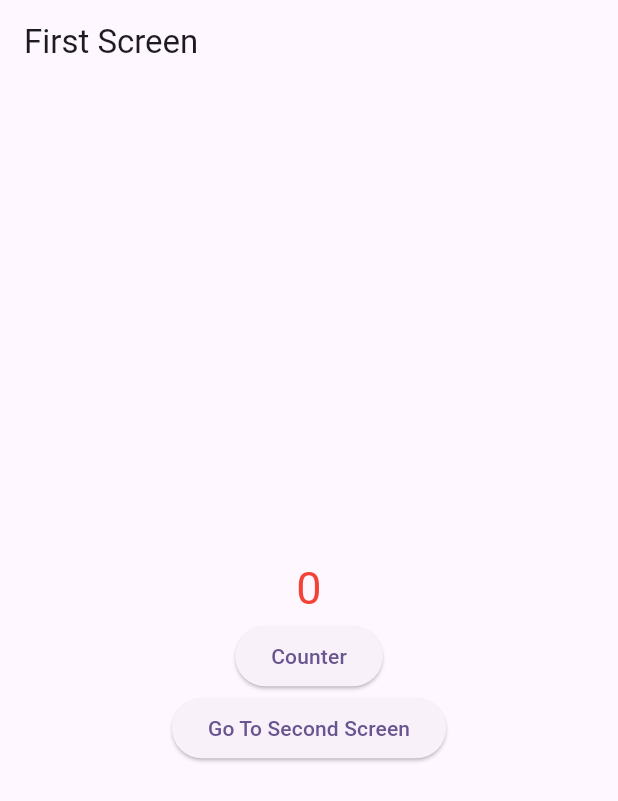
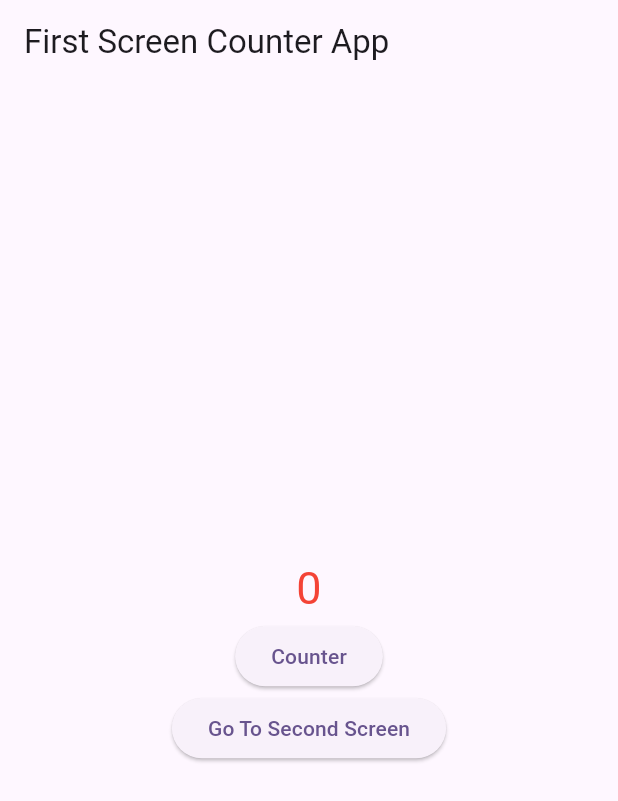
Before and after one commit to Rvirus573/psm, a Flutter app: the screen it shows after launch, on a phone screen of 412 x 824 dp. Shown: the top 801 px of the screen. Run offline on Flutter 3.47's test engine with Material 2 defaults, Android fonts, the phone set to English and light mode, and no system bars.

Commit message:
2nd commit

```diff
--- a/psm/lib/first_screen.dart
+++ b/psm/lib/first_screen.dart
@@ -14,7 +14,7 @@ class FirstScreen extends StatelessWidget {
     final counterProvider = Provider.of<Counter>(context);
     return Scaffold(
       appBar: AppBar(
-        title: const Text("First Screen"),
+        title: const Text("First Screen Counter App"),
       ),
       body: SafeArea(
           child: Center(
```
